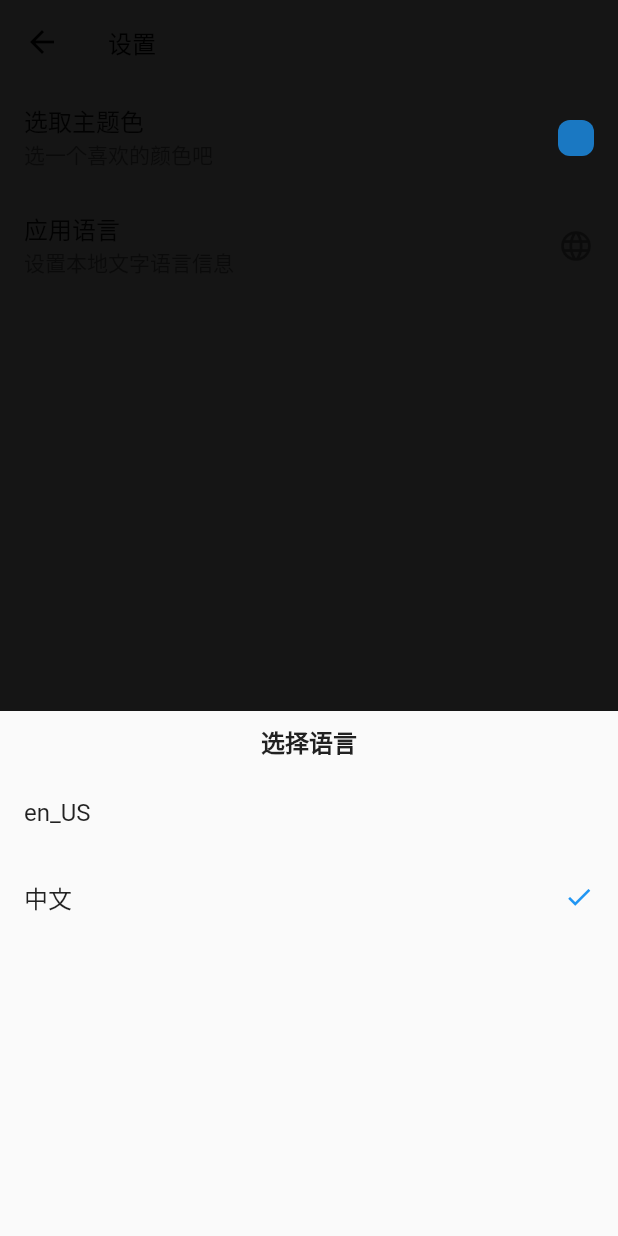
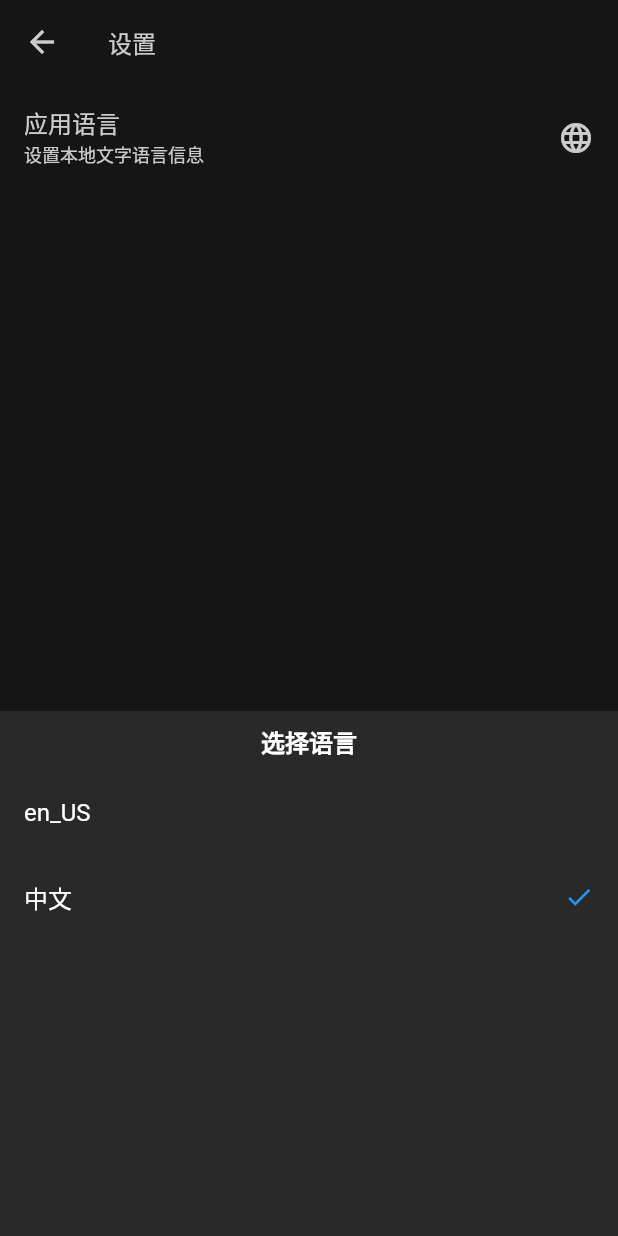
Before and after one commit to BarrySong97/butter, a Flutter app: the Settings screen opened by its route, after a tap on "应用语言", on a phone screen of 412 x 824 dp. Run offline on Flutter 3.47's test engine with Material 2 defaults, Android fonts, the phone set to English and light mode, and no system bars; our stand-ins replace fl_chart, flutter_calendar_carousel, fluttertoast, get, hooks_riverpod, isar; missing offline and left inert: flex_color_picker, rotated_corner_decoration; accounts and stored records are empty; generated files the repository leaves out were written again.

```diff
--- a/lib/locale.dart
+++ b/lib/locale.dart
@@ -9,7 +9,7 @@ class Lang extends Translations {
           'applyLang': 'Language',
           'applyLangSub': 'switch to your language',
           'settingsTitle': 'Settings',
-          'habbitsTitle': 'Habbits',
+          'habbitsTitle': 'Habits',
           'addHabit': 'New Habit',
           'addNewHabbit': 'New Habit',
           'cancel': 'Cancel',
@@ -32,10 +32,12 @@ class Lang extends Translations {
           'dragToSeeMore': 'drag to see more',
           'chooseYear': 'choose a year',
           'statistic': 'statistic',
+          'chooseLang': 'choose your lang'
         },
         'zh_CN': {
           'zh_CN': '中文',
           'trend': '走势',
+          'chooseLang': '选择语言',
           'dragToSeeMore': '左右拖动查看更多',
           'chooseYear': '请选择年份',
           "Month": '月',
--- a/lib/main.dart
+++ b/lib/main.dart
@@ -1,6 +1,6 @@
 import 'package:get/get.dart';
 import 'package:flutter/material.dart';
-import 'package:lipomo/route.dart';
+import 'package:butter/route.dart';
 import 'package:hooks_riverpod/hooks_riverpod.dart';
 import 'locale.dart';
 import 'pages/Home/index.dart';
--- a/lib/pages/Home/components/Add.dart
+++ b/lib/pages/Home/components/Add.dart
@@ -5,9 +5,9 @@ import 'package:flutter/services.dart';
 import 'package:get/get.dart';
 import 'package:hooks_riverpod/hooks_riverpod.dart';
 import 'package:isar/isar.dart';
-import 'package:lipomo/models/Habit.dart';
-import 'package:lipomo/services/HabitService.dart';
-import 'package:lipomo/utils/Color.dart';
+import 'package:butter/models/Habit.dart';
+import 'package:butter/services/HabitService.dart';
+import 'package:butter/utils/Color.dart';
 
 import '../../../db.dart';
 import '../index.dart';
--- a/lib/pages/Home/components/WeekItem.dart
+++ b/lib/pages/Home/components/WeekItem.dart
@@ -1,9 +1,9 @@
 import 'package:flutter/material.dart';
 import 'package:fluttertoast/fluttertoast.dart';
 import 'package:get/get.dart';
-import 'package:lipomo/models/Habit.dart';
-import 'package:lipomo/pages/Home/components/Calendar.dart';
-import 'package:lipomo/pages/Home/index.dart';
+import 'package:butter/models/Habit.dart';
+import 'package:butter/pages/Home/components/Calendar.dart';
+import 'package:butter/pages/Home/index.dart';
 
 import '../../../utils/Color.dart';
 
--- a/lib/pages/Home/index.dart
+++ b/lib/pages/Home/index.dart
@@ -3,8 +3,8 @@ import 'package:flex_color_picker/flex_color_picker.dart';
 import 'package:flutter/cupertino.dart';
 import 'package:get/get.dart';
 import 'package:hooks_riverpod/hooks_riverpod.dart';
-import 'package:lipomo/pages/Home/components/WeekItem.dart';
-import 'package:lipomo/services/HabitService.dart';
+import 'package:butter/pages/Home/components/WeekItem.dart';
+import 'package:butter/services/HabitService.dart';
 
 import '../../models/Habit.dart';
 import 'components/Add.dart';
--- a/lib/pages/Settings/components/Lang.dart
+++ b/lib/pages/Settings/components/Lang.dart
@@ -22,16 +22,20 @@ class LanguageSelectDialog extends StatelessWidget {
   @override
   Widget build(BuildContext context) {
     return Material(
+      color: Color(0xff292929),
       child: SizedBox(
         height: 350,
         width: MediaQuery.of(context).size.width,
         child: Column(
           children: [
-            const Padding(
+            Padding(
               padding: EdgeInsets.all(8.0),
               child: Text(
-                "选择语言",
-                style: TextStyle(fontWeight: FontWeight.bold, fontSize: 16),
+                "chooseLang".tr,
+                style: TextStyle(
+                    fontWeight: FontWeight.bold,
+                    fontSize: 16,
+                    color: Colors.white),
               ),
             ),
             Expanded(
@@ -53,7 +57,10 @@ class LanguageSelectDialog extends StatelessWidget {
     bool checked = data[index] == l.toString();
     Color color = Theme.of(context).primaryColor;
     return ListTile(
-      title: Text(data[index].tr),
+      title: Text(
+        data[index].tr,
+        style: TextStyle(color: Colors.white),
+      ),
       onTap: () => _onSelect(index),
       trailing: checked ? Icon(Icons.check, size: 20, color: color) : null,
     );
--- a/lib/pages/Settings/index.dart
+++ b/lib/pages/Settings/index.dart
@@ -11,43 +11,49 @@ class Settings extends StatelessWidget {
       appBar: AppBar(
         backgroundColor: Colors.transparent,
         elevation: 0,
-        leading: const BackButton(color: Colors.black),
+        leading: const BackButton(color: Colors.white),
         title: Text(
           "settingsTitle".tr,
-          style: TextStyle(color: Colors.black, fontSize: 16),
+          style: TextStyle(color: Colors.white, fontSize: 16),
         ),
       ),
       body: Column(
-        children: [buildColorItem(context), buildLocale(context)],
+        children: [buildLocale(context)],
       ),
     );
   }
 
-  Widget buildColorItem(BuildContext context) {
-    return ListTile(
-      onTap: () => _selectColor(context),
-      title: Text('pickThemeColor'.tr),
-      subtitle: Text('pickThemeColorSub'.tr),
-      trailing: Container(
-        width: 24,
-        height: 24,
-        decoration: BoxDecoration(
-          borderRadius: BorderRadius.circular(8),
-          color: Theme.of(context).primaryColor,
-        ),
-      ),
-    );
-  }
+  // Widget buildColorItem(BuildContext context) {
+  //   return ListTile(
+  //     onTap: () => _selectColor(context),
+  //     title: Text('pickThemeColor'.tr),
+  //     subtitle: Text('pickThemeColorSub'.tr),
+  //     trailing: Container(
+  //       width: 24,
+  //       height: 24,
+  //       decoration: BoxDecoration(
+  //         borderRadius: BorderRadius.circular(8),
+  //         color: Theme.of(context).primaryColor,
+  //       ),
+  //     ),
+  //   );
+  // }
 
   Widget buildLocale(BuildContext context) {
     return ListTile(
       onTap: () => _selectLang(context),
-      title: Text('applyLang'.tr),
-      subtitle: Text('applyLangSub'.tr),
+      title: Text(
+        'applyLang'.tr,
+        style: TextStyle(color: Colors.white),
+      ),
+      subtitle: Text(
+        'applyLangSub'.tr,
+        style: TextStyle(color: Colors.white, fontSize: 12),
+      ),
       trailing: Container(
         width: 24,
         height: 24,
-        child: Icon(Icons.language),
+        child: Icon(Icons.language, color: Colors.white),
       ),
     );
   }
@@ -56,32 +62,32 @@ class Settings extends StatelessWidget {
     showLanguageSelectDialog(context);
   }
 
-  void _selectColor(BuildContext context) async {
-    Color initColor = Theme.of(context).primaryColor;
-    final Color newColor = await showColorPickerDialog(
-      context,
-      initColor,
-      title: Text('选择颜色', style: Theme.of(context).textTheme.titleLarge),
-      width: 40,
-      height: 40,
-      spacing: 0,
-      runSpacing: 0,
-      borderRadius: 0,
-      wheelDiameter: 165,
-      enableOpacity: true,
+  // void _selectColor(BuildContext context) async {
+  //   Color initColor = Theme.of(context).primaryColor;
+  //   final Color newColor = await showColorPickerDialog(
+  //     context,
+  //     initColor,
+  //     title: Text('选择颜色', style: Theme.of(context).textTheme.titleLarge),
+  //     width: 40,
+  //     height: 40,
+  //     spacing: 0,
+  //     runSpacing: 0,
+  //     borderRadius: 0,
+  //     wheelDiameter: 165,
+  //     enableOpacity: true,
 
-      // showColorCode: true,
-      // colorCodeHasColor: true,
-      pickersEnabled: <ColorPickerType, bool>{ColorPickerType.accent: false},
-      actionButtons: const ColorPickerActionButtons(
-        okButton: true,
-        closeButton: true,
-        dialogActionButtons: false,
-      ),
-      constraints:
-          const BoxConstraints(minHeight: 300, minWidth: 320, maxWidth: 320),
-    );
+  //     // showColorCode: true,
+  //     // colorCodeHasColor: true,
+  //     pickersEnabled: <ColorPickerType, bool>{ColorPickerType.accent: false},
+  //     actionButtons: const ColorPickerActionButtons(
+  //       okButton: true,
+  //       closeButton: true,
+  //       dialogActionButtons: false,
+  //     ),
+  //     constraints:
+  //         const BoxConstraints(minHeight: 300, minWidth: 320, maxWidth: 320),
+  //   );
 
-    Get.changeTheme(ThemeData(primaryColor: newColor));
-  }
+  //   Get.changeTheme(ThemeData(primaryColor: newColor));
+  // }
 }
--- a/lib/route.dart
+++ b/lib/route.dart
@@ -1,6 +1,6 @@
 import 'package:get/get.dart';
-import 'package:lipomo/pages/Home/index.dart';
-import 'package:lipomo/pages/Statistics/index.dart';
+import 'package:butter/pages/Home/index.dart';
+import 'package:butter/pages/Statistics/index.dart';
 
 import 'pages/Settings/index.dart';
 
--- a/lib/services/HabitService.dart
+++ b/lib/services/HabitService.dart
@@ -1,7 +1,7 @@
 import 'package:flutter/material.dart';
 import 'package:isar/isar.dart';
-import 'package:lipomo/db.dart';
-import 'package:lipomo/models/Habit.dart';
+import 'package:butter/db.dart';
+import 'package:butter/models/Habit.dart';
 
 class HabitService {
   static final HabitService _dbManager = new HabitService._internal();
@@ -66,6 +66,7 @@ class HabitService {
     } else {
       item.dates?.add(date);
     }
+    item.dates?.sort();
     await _db.writeTxn(() async {
       await _repo.put(item);
     });
```
Also changed, not shown: lib/pages/Home/components/Calendar.dart (+4 -3 lines), lib/pages/Statistics/index.dart (+43 -13 lines), pubspec.yaml (+14 -3 lines), assets/icon/launcher.png (added), assets/images/cover.jpg (deleted), pubspec.lock, 50 other files.
